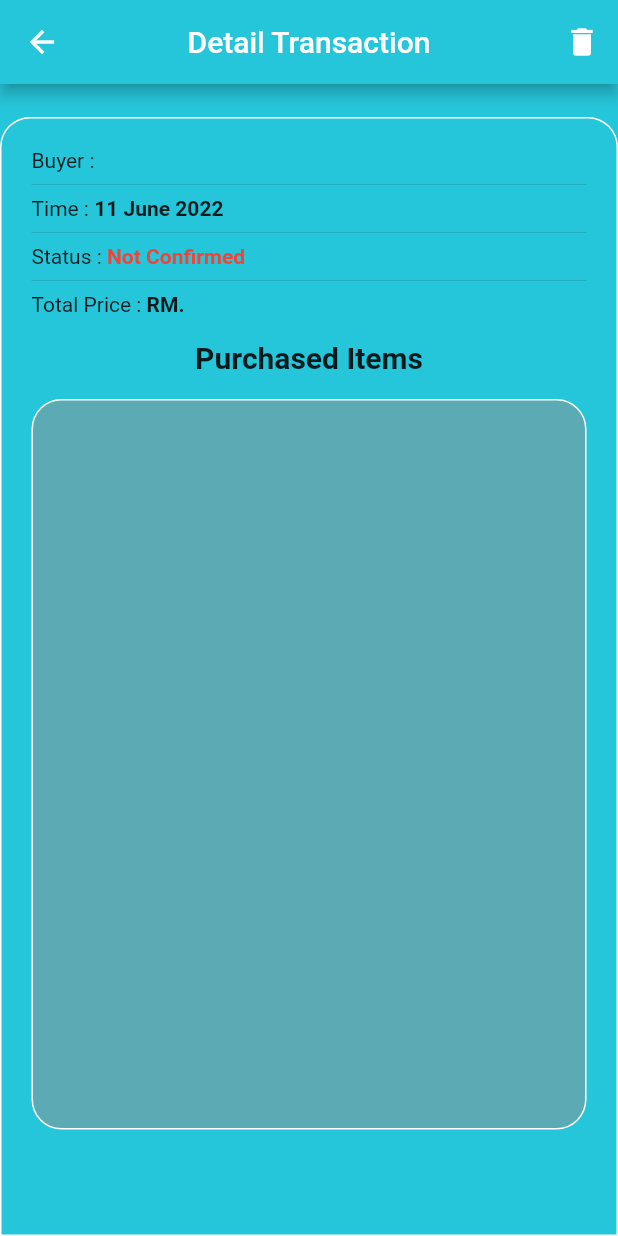
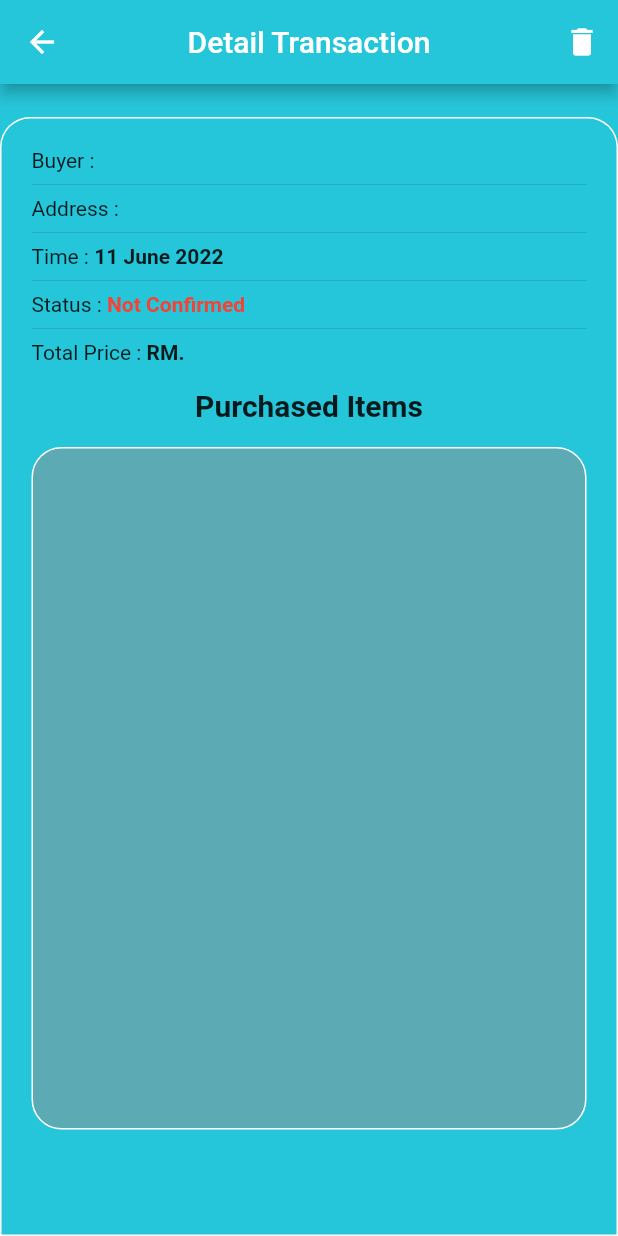
Before and after one commit to Hennoshin/gopharma, a Flutter app: the DetailHistoryTabPage screen opened directly with empty values, on a phone screen of 412 x 824 dp. Run offline on Flutter 3.47's test engine with Material 2 defaults, Android fonts, the phone set to English and light mode, and no system bars; our stand-ins replace cloud_firestore, equatable, firebase_auth, firebase_core, firebase_storage, get and 2 more; accounts and stored records are empty.

Commit message:
Add address

```diff
--- a/lib/controller/user_controller.dart
+++ b/lib/controller/user_controller.dart
@@ -6,6 +6,7 @@ class UserController extends GetxController {
   RxString email = "".obs;
   RxString name = "".obs;
   RxString role = "".obs;
+  RxString address = "".obs;
   RxString image = "default.jpeg".obs;
 
 
@@ -22,7 +23,9 @@ class UserController extends GetxController {
           email.value = user.email!;
           name.value = result['name'];
           role.value = result['role'];
+          address.value = result['address'];
           image.value = result['image'];
+
         }
 
 
@@ -34,6 +37,7 @@ class UserController extends GetxController {
     email.value = '';
     name.value = '';
     role.value = '';
+    address.value = '';
     await FirebaseAuth.instance.signOut();
   }
 }
--- a/lib/model/registration_form.dart
+++ b/lib/model/registration_form.dart
@@ -3,6 +3,7 @@ class RegistrationForm {
   String? _password, _confirmPassword;
 
   String? _firstName, _lastName;
+  String? _address;
 
   bool setEmail(String email) {
     final emailRegex = RegExp(r"^[a-zA-Z0-9.!#$%&'*+/=?^_`{|}~-]+@[a-zA-Z0-9-]+(?:\.[a-zA-Z0-9-]+)*$");
@@ -33,9 +34,12 @@ class RegistrationForm {
     return true;
   }
 
+  set address(value) => _address;
+
   String? get email => _email;
   String? get password => _password;
   String? get confirmPassword => _confirmPassword;
   String? get firstName => _firstName;
   String? get lastName => _lastName;
+  String? get address => _address;
 }
--- a/lib/screens/admin/detail_konfirmasi_pembelian_page.dart
+++ b/lib/screens/admin/detail_konfirmasi_pembelian_page.dart
@@ -55,6 +55,16 @@ class _DetailKonfirmasiPembelianPageState
                       style: const TextStyle(fontWeight: FontWeight.bold),
                     ),
                   ],
+                ),
+                const Divider(),
+                Row(
+                    children: [
+                      const Text("Address : "),
+                      Text(
+                        widget.transaksi["pembeli"]["address"] ?? "",
+                        style: const TextStyle(fontWeight: FontWeight.bold),
+                      )
+                    ]
                 ),
                 const Divider(),
                 Row(
--- a/lib/screens/home/detail_historytab_page.dart
+++ b/lib/screens/home/detail_historytab_page.dart
@@ -70,6 +70,16 @@ class _DetailHistoryTabPageState extends State<DetailHistoryTabPage> {
                   style: TextStyle(fontWeight: FontWeight.bold),
                 ),
               ],
+            ),
+            const Divider(),
+            Row(
+              children: [
+                const Text("Address : "),
+                Text(
+                  widget.transaksi["pembeli"]["address"] ?? "",
+                  style: const TextStyle(fontWeight: FontWeight.bold),
+                )
+              ]
             ),
             const Divider(),
             Row(
--- a/lib/screens/register/signup.dart
+++ b/lib/screens/register/signup.dart
@@ -73,9 +73,12 @@ class _SignUpState extends State<SignUp> {
                     filled: true,
                     fillColor: Colors.white,
                     label: const Center(
-                      child: Text('Username'),
+                      child: Text('Address'),
                     ),
-                    hintText: 'Input Username'),
+                    hintText: 'Input Address'),
+                    onChanged: (value) {
+                      context.read<RegisterViewModel>().setAddress(value);
+                    },
               ),
             ),
             Padding(
--- a/lib/viewmodel/register_viewmodel.dart
+++ b/lib/viewmodel/register_viewmodel.dart
@@ -39,6 +39,12 @@ class RegisterViewModel extends ChangeNotifier {
     notifyListeners();
   }
 
+  void setAddress(String address) {
+    form.address = address;
+
+    notifyListeners();
+  }
+
   Future<String?> registerUser() async {
 
     // TODO: Move this operation to repository, not supposed to be ViewModel responsibility
@@ -52,6 +58,7 @@ class RegisterViewModel extends ChangeNotifier {
           "name" : form.firstName,
           "email" : form.email,
           "lastName" : form.lastName,
+          "address" : form.address,
           "role" : "user",
           "image" : "no_image.jpg"
         });
```
Also changed, not shown: lib/screens/home/cart_tab.dart (+59 -27 lines).
